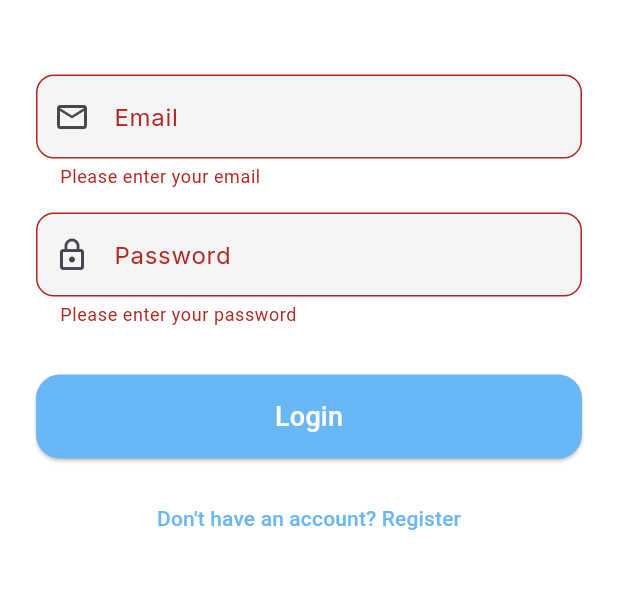
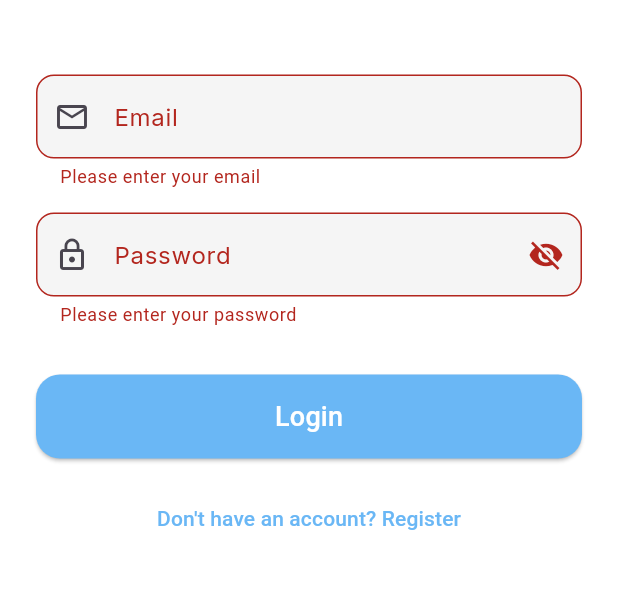
Before and after one commit to Sumeyahassen/mobile-app-course, a Flutter app: the screen it shows after launch, after a tap on "Login", on a phone screen of 412 x 824 dp, the part 473-1062 px from its top. Run offline on Flutter 3.47's test engine with Material 3 defaults, Android fonts, the light colour scheme and no system bars; our stand-ins replace firebase_auth, firebase_core, flutter_secure_storage, google_fonts, local_auth, shared_preferences and 1 more; missing offline and left inert: no_screenshot; accounts and stored records are empty.

Commit message:
password hide and viseble property to include

```diff
--- a/diary_app/lib/screens/login_screen.dart
+++ b/diary_app/lib/screens/login_screen.dart
@@ -1,7 +1,7 @@
 // lib/screens/login_screen.dart
 import 'package:flutter/material.dart';
 import 'package:google_fonts/google_fonts.dart';
-import 'package:diary_app/services/auth_service.dart';        // Absolute import
+import 'package:diary_app/services/auth_service.dart';
 import 'package:diary_app/constants.dart';
 import 'fingerprint_enable_screen.dart';
 
@@ -18,6 +18,9 @@ class _LoginScreenState extends State<LoginScreen> {
   final _passwordController = TextEditingController();
   bool _isLogin = true;
   bool _loading = false;
+
+  // New flag to toggle password visibility
+  bool _obscurePassword = true;
 
   final AuthService _auth = AuthService();
 
@@ -39,11 +42,8 @@ class _LoginScreenState extends State<LoginScreen> {
               child: Column(
                 mainAxisAlignment: MainAxisAlignment.center,
                 children: [
-                  // Logo
                   Icon(Icons.book_outlined, size: 100, color: AppColors.primary),
                   const SizedBox(height: 30),
-
-                  // Title
                   Text(
                     "Welcome to Daily Diary",
                     style: GoogleFonts.playfairDisplay(
@@ -53,12 +53,11 @@ class _LoginScreenState extends State<LoginScreen> {
                     textAlign: TextAlign.center,
                   ),
                   const SizedBox(height: 50),
-
-                  // Form
                   Form(
                     key: _formKey,
                     child: Column(
                       children: [
+                        // Email
                         TextFormField(
                           controller: _emailController,
                           keyboardType: TextInputType.emailAddress,
@@ -67,37 +66,39 @@ class _LoginScreenState extends State<LoginScreen> {
                             prefixIcon: Icon(Icons.email_outlined),
                           ),
                           validator: (value) {
-                            if (value == null || value.isEmpty) {
-                              return "Please enter your email";
-                            }
-                            if (!value.contains('@')) {
-                              return "Please enter a valid email";
-                            }
+                            if (value == null || value.isEmpty) return "Please enter your email";
+                            if (!value.contains('@')) return "Please enter a valid email";
                             return null;
                           },
                         ),
                         const SizedBox(height: 16),
 
+                        // Password with toggle
                         TextFormField(
                           controller: _passwordController,
-                          obscureText: true,
-                          decoration: const InputDecoration(
+                          obscureText: _obscurePassword,
+                          decoration: InputDecoration(
                             labelText: "Password",
-                            prefixIcon: Icon(Icons.lock_outline),
+                            prefixIcon: const Icon(Icons.lock_outline),
+                            suffixIcon: IconButton(
+                              icon: Icon(
+                                _obscurePassword ? Icons.visibility_off : Icons.visibility,
+                              ),
+                              onPressed: () {
+                                setState(() {
+                                  _obscurePassword = !_obscurePassword;
+                                });
+                              },
+                            ),
                           ),
                           validator: (value) {
-                            if (value == null || value.isEmpty) {
-                              return "Please enter your password";
-                            }
-                            if (value.length < 6) {
-                              return "Password must be at least 6 characters";
-                            }
+                            if (value == null || value.isEmpty) return "Please enter your password";
+                            if (value.length < 6) return "Password must be at least 6 characters";
                             return null;
                           },
                         ),
                         const SizedBox(height: 32),
 
-                        // Login / Register Button
                         SizedBox(
                           width: double.infinity,
                           height: 56,
@@ -116,10 +117,7 @@ class _LoginScreenState extends State<LoginScreen> {
                                   ),
                           ),
                         ),
-
                         const SizedBox(height: 16),
-
-                        // Toggle Login / Register
                         TextButton(
                           onPressed: () {
                             setState(() {
@@ -145,28 +143,21 @@ class _LoginScreenState extends State<LoginScreen> {
     );
   }
 
-  // MAIN LOGIN / REGISTER LOGIC
   Future<void> _submit() async {
     if (!_formKey.currentState!.validate()) return;
-
     setState(() => _loading = true);
-
     try {
       if (_isLogin) {
-        // LOGIN
         await _auth.signInWithEmailAndPassword(
           email: _emailController.text.trim(),
           password: _passwordController.text,
         );
       } else {
-        // REGISTER
         await _auth.registerWithEmailAndPassword(
           email: _emailController.text.trim(),
           password: _passwordController.text,
         );
       }
-
-      // Success → Go to fingerprint setup (first time) or home
       if (mounted) {
         Navigator.of(context).pushReplacement(
           MaterialPageRoute(builder: (_) => const FingerprintEnableScreen()),
@@ -175,16 +166,11 @@ class _LoginScreenState extends State<LoginScreen> {
     } catch (e) {
       if (mounted) {
         ScaffoldMessenger.of(context).showSnackBar(
-          SnackBar(
-            content: Text(e.toString()),
-            backgroundColor: Colors.redAccent,
-          ),
+          SnackBar(content: Text(e.toString()), backgroundColor: Colors.redAccent),
         );
       }
     } finally {
-      if (mounted) {
-        setState(() => _loading = false);
-      }
+      if (mounted) setState(() => _loading = false);
     }
   }
 }
```
